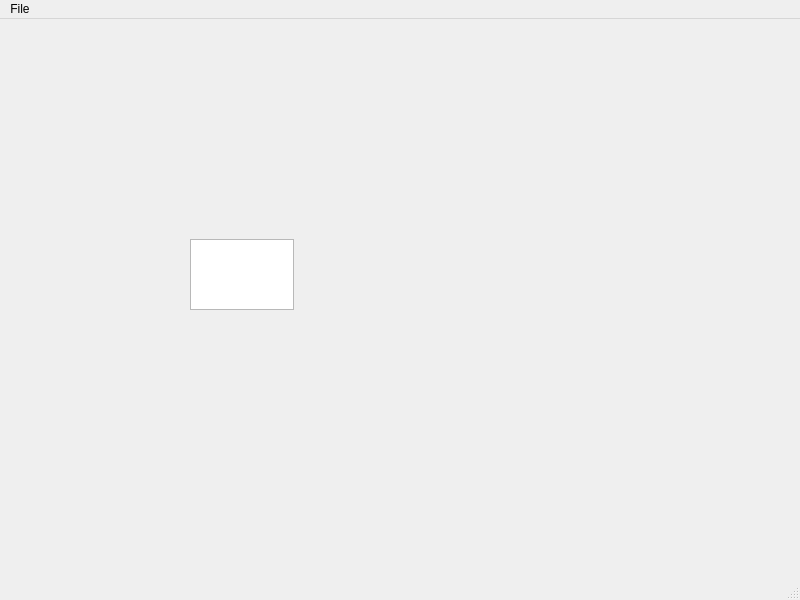
First picture: the form in latest_released_version/noter.ui, repository KoNickss/noter_texteditor, before the edit.
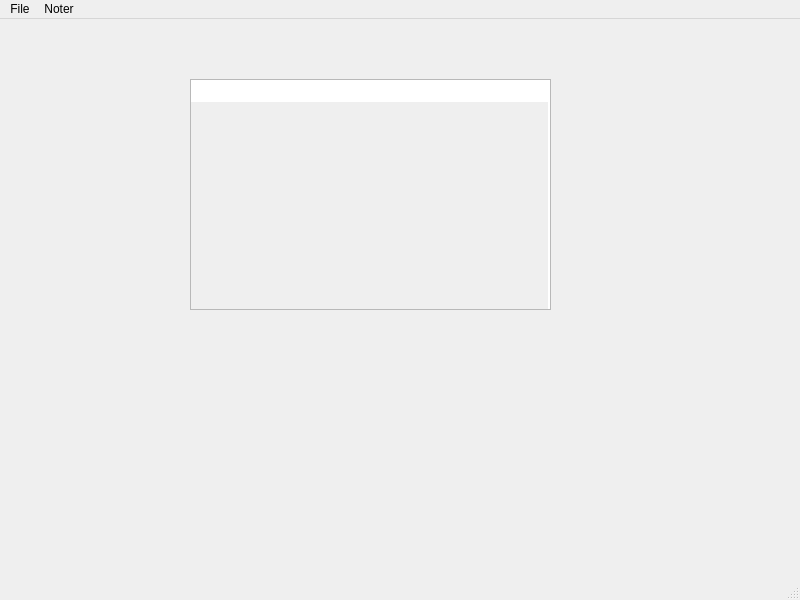
Second picture: the form after the edit.

```diff
--- a/latest_released_version/noter.ui
+++ b/latest_released_version/noter.ui
@@ -18,14 +18,29 @@
     <property name="geometry">
      <rect>
       <x>190</x>
-      <y>220</y>
-      <width>104</width>
-      <height>71</height>
+      <y>60</y>
+      <width>361</width>
+      <height>231</height>
      </rect>
     </property>
+    <property name="autoFillBackground">
+     <bool>false</bool>
+    </property>
     <property name="styleSheet">
      <string notr="true">font: 14pt &quot;Ubuntu&quot;;</string>
     </property>
+    <property name="lineWrapMode">
+     <enum>QPlainTextEdit::NoWrap</enum>
+    </property>
+    <property name="readOnly">
+     <bool>false</bool>
+    </property>
+    <property name="tabStopWidth">
+     <number>40</number>
+    </property>
+    <property name="backgroundVisible">
+     <bool>true</bool>
+    </property>
    </widget>
   </widget>
   <widget class="QMenuBar" name="menubar">
@@ -34,7 +49,7 @@
      <x>0</x>
      <y>0</y>
      <width>800</width>
-     <height>23</height>
+     <height>22</height>
     </rect>
    </property>
    <widget class="QMenu" name="menuFile">
@@ -45,7 +60,16 @@
     <addaction name="actionSave"/>
     <addaction name="actionOpen"/>
    </widget>
+   <widget class="QMenu" name="menuNoter">
+    <property name="title">
+     <string>Noter</string>
+    </property>
+    <addaction name="actionUpdate"/>
+    <addaction name="actionOpen_file_as_root"/>
+    <addaction name="actionClose"/>
+   </widget>
    <addaction name="menuFile"/>
+   <addaction name="menuNoter"/>
   </widget>
   <widget class="QStatusBar" name="statusbar"/>
   <action name="actionNew">
```
Left out of the diff: 15 changed lines with no effect on the pictures.
